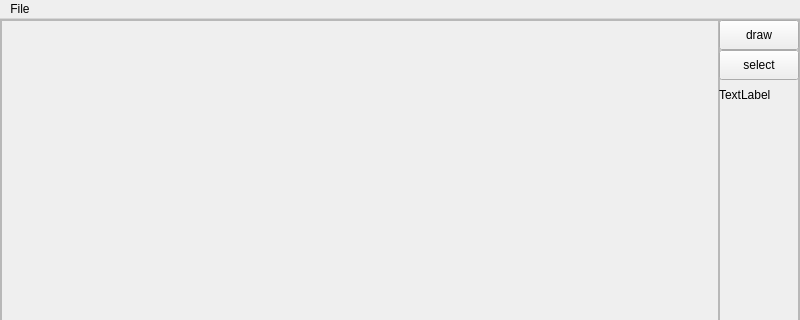
Qt form editor/mainwindow.ui (ErrrOrrr503/4_sem) before a commit; both pictures show x 0 to 800 and y 0 to 320 of the 800 by 600 pixel window.
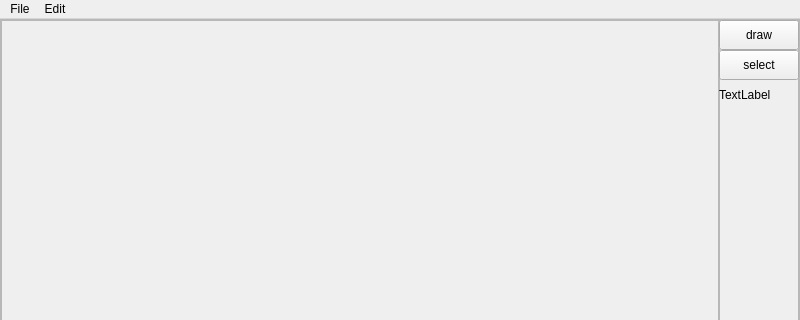
The same form after that commit.

Diff of the .ui file:
```diff
--- a/editor/mainwindow.ui
+++ b/editor/mainwindow.ui
@@ -253,7 +253,14 @@
     <addaction name="actionSave"/>
     <addaction name="actionLoad"/>
    </widget>
+   <widget class="QMenu" name="menuEdit">
+    <property name="title">
+     <string>Edit</string>
+    </property>
+    <addaction name="actionDelete_wall"/>
+   </widget>
    <addaction name="menuFile"/>
+   <addaction name="menuEdit"/>
   </widget>
   <action name="actionSave">
    <property name="text">
```
Left out of the diff: 8 changed lines with no effect on the pictures.
